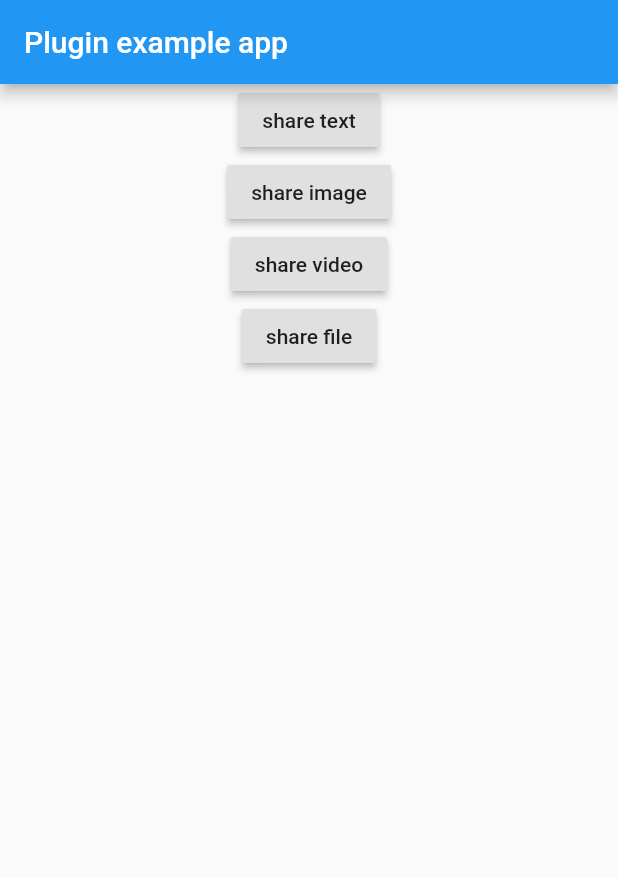
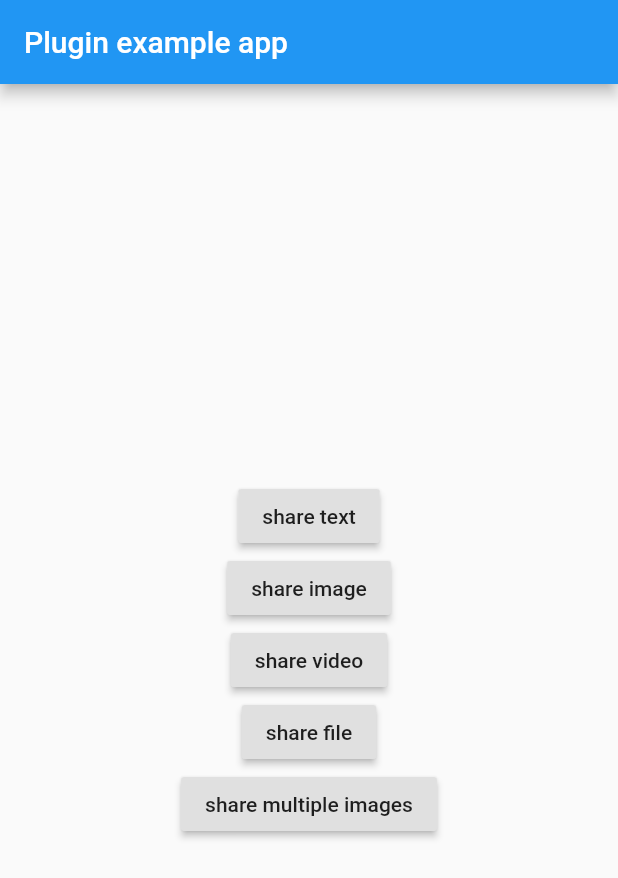
Before and after one commit to zhouteng0217/ShareExtend, a Flutter app: the screen it shows after launch, after a tap on "share file", on a phone screen of 412 x 824 dp. Shown: the top 878 px of the screen. Run offline on Flutter 3.47's test engine with Material 2 defaults, Android fonts, the phone set to English and light mode, and no system bars; our stand-ins replace image_picker; missing offline and left inert: multi_image_picker.

Commit message:
multiple images share for android

```diff
--- a/example/lib/main.dart
+++ b/example/lib/main.dart
@@ -1,15 +1,17 @@
+import 'dart:io';
+
 import 'package:flutter/material.dart';
-import 'dart:io';
+import 'package:multi_image_picker/multi_image_picker.dart';
 
 import 'package:share_extend/share_extend.dart';
 import 'package:image_picker/image_picker.dart';
 import 'package:path_provider/path_provider.dart';
 
-void main() => runApp(new MyApp());
+void main() => runApp(MyApp());
 
 class MyApp extends StatefulWidget {
   @override
-  _MyAppState createState() => new _MyAppState();
+  _MyAppState createState() => _MyAppState();
 }
 
 class _MyAppState extends State<MyApp> {
@@ -20,22 +22,23 @@ class _MyAppState extends State<MyApp> {
 
   @override
   Widget build(BuildContext context) {
-    return new MaterialApp(
-      home: new Scaffold(
-        appBar: new AppBar(
+    return MaterialApp(
+      home: Scaffold(
+        appBar: AppBar(
           title: const Text('Plugin example app'),
         ),
         body: Container(
-          child: new Center(
-            child: new Column(
+          child: Center(
+            child: Column(
+              mainAxisAlignment: MainAxisAlignment.center,
               children: <Widget>[
-                new RaisedButton(
+                RaisedButton(
                   onPressed: () {
                     ShareExtend.share("share text", "text");
                   },
-                  child: new Text("share text"),
+                  child: Text("share text"),
                 ),
-                new RaisedButton(
+                RaisedButton(
                   onPressed: () async {
                     File f = await ImagePicker.pickImage(
                         source: ImageSource.gallery);
@@ -43,9 +46,9 @@ class _MyAppState extends State<MyApp> {
                       ShareExtend.share(f.path, "image");
                     }
                   },
-                  child: new Text("share image"),
+                  child: Text("share image"),
                 ),
-                new RaisedButton(
+                RaisedButton(
                   onPressed: () async {
                     File f = await ImagePicker.pickVideo(
                         source: ImageSource.gallery);
@@ -53,13 +56,19 @@ class _MyAppState extends State<MyApp> {
                       ShareExtend.share(f.path, "video");
                     }
                   },
-                  child: new Text("share video"),
+                  child: Text("share video"),
                 ),
-                new RaisedButton(
+                RaisedButton(
                   onPressed: () {
                     _shareApplicationDocumentsFile();
                   },
-                  child: new Text("share file"),
+                  child: Text("share file"),
+                ),
+                RaisedButton(
+                  onPressed: () {
+                    _shareMultipleImages();
+                  },
+                  child: Text("share multiple images"),
                 ),
               ],
             ),
@@ -69,10 +78,20 @@ class _MyAppState extends State<MyApp> {
     );
   }
 
+  ///share multiple images
+  _shareMultipleImages() async {
+    List<Asset> assetList = await MultiImagePicker.pickImages(maxImages: 5);
+    var imageList = List<String>();
+    for (var asset in assetList) {
+      imageList.add(await asset.filePath);
+    }
+    ShareExtend.shareMultiple(imageList, "image");
+  }
+
   ///share the documents file
   _shareApplicationDocumentsFile() async {
     Directory dir = await getApplicationDocumentsDirectory();
-    File testFile = new File("${dir.path}/flutter/test.txt");
+    File testFile = File("${dir.path}/flutter/test.txt");
     if (!await testFile.exists()) {
       await testFile.create(recursive: true);
       testFile.writeAsStringSync("test for share documents file");
--- a/example/pubspec.yaml
+++ b/example/pubspec.yaml
@@ -21,6 +21,7 @@ dependencies:
   cupertino_icons: ^0.1.2
   image_picker:
   path_provider:
+  multi_image_picker: ^4.5.9
 
 dev_dependencies:
   flutter_test:
--- a/lib/share_extend.dart
+++ b/lib/share_extend.dart
@@ -1,5 +1,5 @@
 /// A flutter plugin to share text, image, file with system ui.
-/// It is compatible with both andorid and ios.
+/// It is compatible with both android and ios.
 ///
 ///
 /// A open source authorized by zhouteng [https://github.com/zhouteng0217/ShareExtend](https://github.com/zhouteng0217/ShareExtend).
@@ -11,29 +11,43 @@ import 'dart:ui';
 /// Plugin for summoning a platform share sheet.
 class ShareExtend {
   /// [MethodChannel] used to communicate with the platform side.
-  static const MethodChannel _channel = const MethodChannel('share_extend');
+  static const MethodChannel _channel =
+      const MethodChannel('com.zt.shareextend/share_extend');
+
+  static Future<void> shareMultiple(List<String> list, String type,
+      {Rect sharePositionOrigin}) {
+    assert(list != null && list.isNotEmpty);
+    return _shareInner(list, type, sharePositionOrigin: sharePositionOrigin);
+  }
+
+  static Future<void> share(String text, String type,
+      {Rect sharePositionOrigin}) {
+    assert(text != null);
+    assert(text.isNotEmpty);
+    List<String> list = [text];
+    return _shareInner(list, type, sharePositionOrigin: sharePositionOrigin);
+  }
 
   /// method to share with system ui
   ///  It uses the ACTION_SEND Intent on Android and UIActivityViewController
   /// on iOS.
-  /// type  "text", "image" ,"file"
+  /// [list] can be text or path list
+  /// [type]  "text", "image" ,"file"
+  /// [sharePositionOrigin] only supports ios
   ///
-  static Future<void> share(String text, String type,
+  static Future<void> _shareInner(List<String> list, String type,
       {Rect sharePositionOrigin}) {
-    assert(text != null);
-    assert(text.isNotEmpty);
+    assert(list != null && list.isNotEmpty);
     final Map<String, dynamic> params = <String, dynamic>{
-      'text': text,
+      'list': list,
       'type': type
     };
-
     if (sharePositionOrigin != null) {
       params['originX'] = sharePositionOrigin.left;
       params['originY'] = sharePositionOrigin.top;
       params['originWidth'] = sharePositionOrigin.width;
       params['originHeight'] = sharePositionOrigin.height;
     }
-
     return _channel.invokeMethod('share', params);
   }
 }
```
Also changed, not shown: 6 other files.
